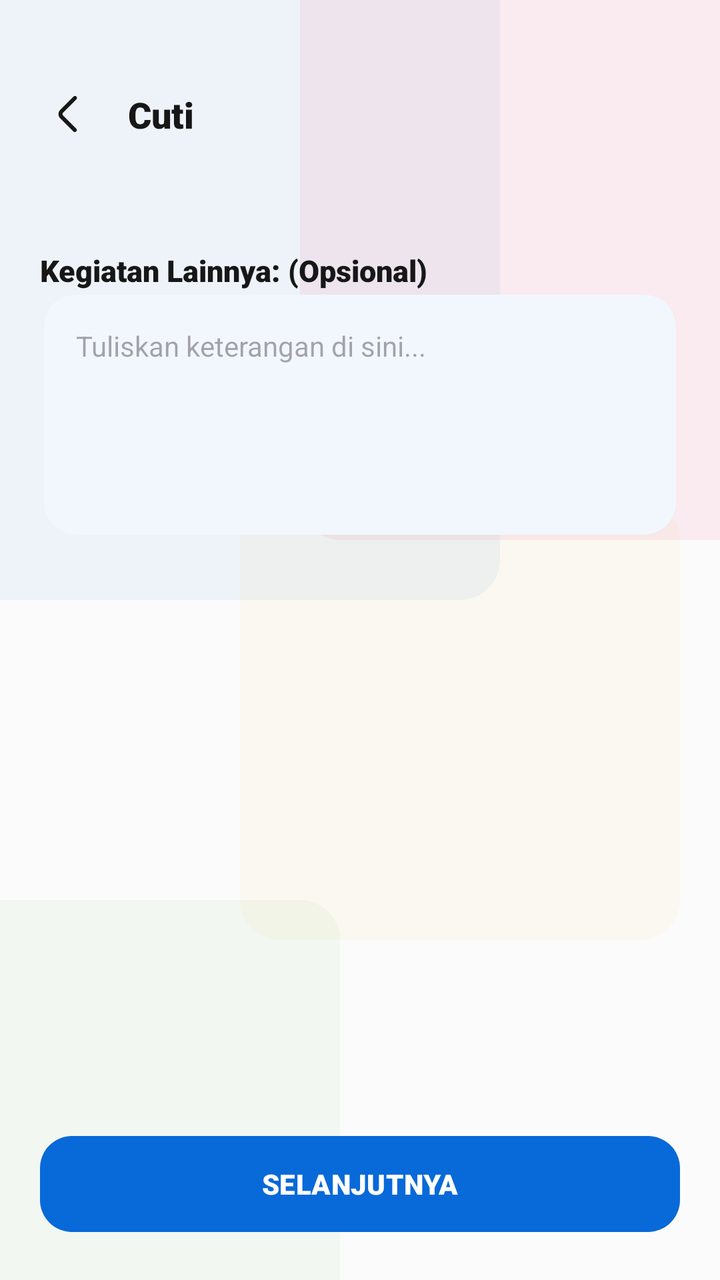
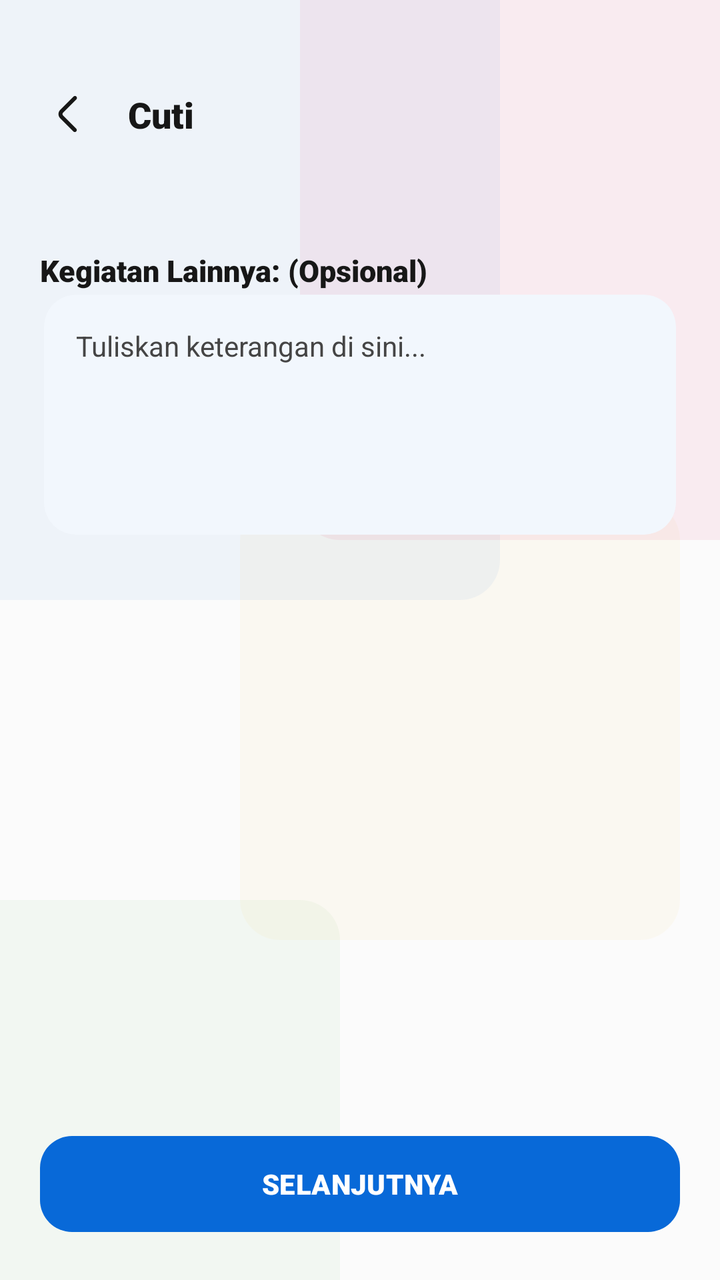

Two renders of the same Android screen: before a commit and after it. Below are the layout's source before the change and the commit's diff.
<!-- AndroidManifest.xml: application theme Theme.AppPemko -->
<!-- res/layout/activity_cuti.xml -->
<?xml version="1.0" encoding="utf-8"?>
<androidx.constraintlayout.widget.ConstraintLayout xmlns:android="http://schemas.android.com/apk/res/android"
    xmlns:app="http://schemas.android.com/apk/res-auto"
    xmlns:tools="http://schemas.android.com/tools"
    android:layout_width="match_parent"
    android:layout_height="match_parent"
    android:background="@color/background_main"
    tools:context=".izin.cuti.CutiActivity">

    <include layout="@layout/layout_background_palette" />



    
    <androidx.constraintlayout.widget.ConstraintLayout
        android:id="@+id/titleHeader"
        android:layout_width="match_parent"
        android:layout_height="64dp"
        android:layout_marginTop="25dp"
        android:paddingHorizontal="12dp"
        app:layout_constraintTop_toTopOf="parent">

        <RelativeLayout
            android:id="@+id/rlBackCuti"
            android:layout_width="44dp"
            android:layout_height="44dp"
            android:background="?attr/selectableItemBackgroundBorderless"
            android:clickable="true"
            android:focusable="true"
            app:layout_constraintBottom_toBottomOf="parent"
            app:layout_constraintStart_toStartOf="parent"
            app:layout_constraintTop_toTopOf="parent">

            <ImageView
                android:id="@+id/ivBack"
                android:layout_width="24dp"
                android:layout_height="24dp"
                android:layout_centerInParent="true"
                android:src="@drawable/one_left"
                app:tint="@color/text_primary"
                android:contentDescription="@string/todo" />
        </RelativeLayout>

        <TextView
            android:layout_width="wrap_content"
            android:layout_height="wrap_content"
            android:layout_marginStart="8dp"
            android:fontFamily="sans-serif-black"
            android:text="@string/cuti"
            android:textColor="@color/text_primary"
            android:textSize="18sp"
            app:layout_constraintBottom_toBottomOf="parent"
            app:layout_constraintStart_toEndOf="@id/rlBackCuti"
            app:layout_constraintTop_toTopOf="parent" />

    </androidx.constraintlayout.widget.ConstraintLayout>

    <androidx.core.widget.NestedScrollView
        android:id="@+id/nsvCuti"
        android:layout_width="match_parent"
        android:layout_height="0dp"
        android:fillViewport="true"
        app:layout_constraintBottom_toTopOf="@+id/btnContainer"
        app:layout_constraintTop_toBottomOf="@id/titleHeader">

        <LinearLayout
            android:layout_width="match_parent"
            android:layout_height="wrap_content"
            android:orientation="vertical"
            android:paddingHorizontal="20dp"
            android:paddingTop="12dp">

            <androidx.recyclerview.widget.RecyclerView
                android:id="@+id/rvKegiatanCuti"
                android:layout_width="match_parent"
                android:layout_height="wrap_content"
                android:nestedScrollingEnabled="false"
                tools:listitem="@layout/list_row_kegiatan" />

            <TextView
                android:id="@+id/tvKeteranganTambahan"
                android:layout_width="match_parent"
                android:layout_height="wrap_content"
                android:layout_marginTop="24dp"
                android:fontFamily="sans-serif-black"
                android:text="@string/kegiatan_lainnya_opsional"
                android:textColor="@color/text_primary"
                android:textSize="15sp" />

            <com.google.android.material.card.MaterialCardView
                android:layout_width="match_parent"
                android:layout_height="wrap_content"
                android:layout_marginTop="12dp"
                android:layout_marginBottom="24dp"
                app:cardBackgroundColor="@color/surface_main"
                app:cardCornerRadius="16dp"
                android:layout_margin="2dp"
                app:cardElevation="1dp"
                app:strokeWidth="0dp">

                <EditText
                    android:id="@+id/etKegiatanCutiLainnya"
                    android:layout_width="match_parent"
                    android:layout_height="120dp"
                    android:background="@android:color/transparent"
                    android:fontFamily="sans-serif"
                    android:gravity="top"
                    android:hint="Tuliskan keterangan di sini..."
                    android:inputType="textMultiLine"
                    android:padding="16dp"
                    android:textSize="14sp" />
            </com.google.android.material.card.MaterialCardView>

        </LinearLayout>
    </androidx.core.widget.NestedScrollView>

    <FrameLayout
        android:id="@+id/btnContainer"
        android:layout_width="match_parent"
        android:layout_height="wrap_content"
        android:padding="20dp"
        app:layout_constraintBottom_toBottomOf="parent">

        <com.google.android.material.button.MaterialButton
            android:id="@+id/tvSelanjutnya"
            style="@style/Widget.Material3.Button"
            android:layout_width="match_parent"
            android:layout_height="56dp"
            android:onClick="nextKegiatanCuti"
            android:text="SELANJUTNYA"
            android:textAllCaps="true"
            android:fontFamily="sans-serif-black"
            app:backgroundTint="@color/primary_brand"
            app:cornerRadius="16dp" />
    </FrameLayout>

</androidx.constraintlayout.widget.ConstraintLayout>
<!-- res/layout/layout_background_palette.xml (included above) -->
<?xml version="1.0" encoding="utf-8"?>
<merge xmlns:android="http://schemas.android.com/apk/res/android"
    xmlns:app="http://schemas.android.com/apk/res-auto">

    
    <View
        android:layout_width="400dp"
        android:layout_height="400dp"
        android:background="@drawable/backgoundovalabuabu"
        android:backgroundTint="@color/primary_brand"
        android:alpha="0.05"
        android:translationX="-150dp"
        android:translationY="-100dp" />

    
    <View
        android:layout_width="320dp"
        android:layout_height="320dp"
        android:background="@drawable/backgoundovalabuabu"
        android:backgroundTint="@color/brand_secondary"
        android:alpha="0.07"
        android:translationX="150dp"
        android:translationY="-50dp" />

    
    <View
        android:layout_width="250dp"
        android:layout_height="250dp"
        android:background="@drawable/backgoundovalabuabu"
        android:backgroundTint="@color/hijau"
        android:alpha="0.05"
        android:translationX="-80dp"
        android:translationY="450dp" />

    
    <View
        android:layout_width="220dp"
        android:layout_height="220dp"
        android:background="@drawable/backgoundovalabuabu"
        android:backgroundTint="@color/kuning"
        android:alpha="0.04"
        android:translationX="120dp"
        android:translationY="250dp" />

</merge>
<!-- res/layout/list_row_kegiatan.xml (included above) -->
<?xml version="1.0" encoding="utf-8"?>

<com.google.android.material.card.MaterialCardView xmlns:android="http://schemas.android.com/apk/res/android"
    xmlns:app="http://schemas.android.com/apk/res-auto"
    xmlns:tools="http://schemas.android.com/tools"
    android:id="@+id/rlKegiatanPd"
    android:layout_width="match_parent"
    android:layout_height="wrap_content"
    android:layout_marginHorizontal="12dp"
    android:layout_marginVertical="6dp"
    android:clickable="true"
    android:focusable="true"
    android:foreground="?attr/selectableItemBackground"
    app:cardBackgroundColor="@color/surface_main"
    app:cardCornerRadius="16dp"
    app:cardElevation="2dp"
    app:strokeColor="@color/surface_variant"
    app:strokeWidth="1dp">

    <LinearLayout
        android:layout_width="match_parent"
        android:layout_height="wrap_content"
        android:gravity="center_vertical"
        android:orientation="horizontal"
        android:padding="16dp">

        
        <com.google.android.material.card.MaterialCardView
            android:layout_width="40dp"
            android:layout_height="40dp"
            app:cardBackgroundColor="#1A008DDA"
            app:cardCornerRadius="10dp"
            app:cardElevation="0dp">

            <ImageView
                android:layout_width="match_parent"
                android:layout_height="match_parent"
                android:padding="10dp"
                android:src="@drawable/ic_artikel"
                app:tint="@color/primary_brand"
                tools:ignore="ContentDescription" />
        </com.google.android.material.card.MaterialCardView>

        
        <LinearLayout
            android:layout_width="0dp"
            android:layout_height="wrap_content"
            android:layout_marginStart="16dp"
            android:layout_weight="1"
            android:orientation="vertical">

            <TextView
                android:id="@+id/tvListKegiatan"
                android:layout_width="match_parent"
                android:layout_height="wrap_content"
                android:fontFamily="sans-serif-black"
                android:text="Nama Kegiatan"
                android:textColor="@color/text_primary"
                android:textSize="15sp"
                tools:ignore="HardcodedText" />

            <TextView
                android:layout_width="wrap_content"
                android:layout_height="wrap_content"
                android:layout_marginTop="2dp"
                android:text="Ketuk untuk memilih"
                android:textColor="@color/text_hint"
                android:textSize="11sp"
                tools:ignore="HardcodedText,SmallSp" />
        </LinearLayout>

        
        <com.google.android.material.card.MaterialCardView
            android:id="@+id/imgChecked"
            android:layout_width="24dp"
            android:layout_height="24dp"
            android:layout_marginStart="8dp"
            android:visibility="gone"
            app:cardBackgroundColor="@color/hijau"
            app:cardCornerRadius="12dp"
            app:cardElevation="0dp"
            app:strokeWidth="0dp"
            tools:visibility="visible">

            <ImageView
                android:layout_width="16dp"
                android:layout_height="16dp"
                android:layout_gravity="center"
                android:src="@drawable/ic_check"
                app:tint="@color/white"
                tools:ignore="ContentDescription" />
        </com.google.android.material.card.MaterialCardView>

    </LinearLayout>
</com.google.android.material.card.MaterialCardView>
<!-- resources referenced by this layout -->
<resources>
  <color name="background_main">#FBFBFB</color>
  <color name="brand_secondary">#E91E63</color>
  <color name="hijau">#4CAF50</color>
  <color name="kuning">#F7B620</color>
  <color name="primary_brand">#0869D8</color>
  <color name="surface_main">#FFFFFF</color>
  <color name="surface_variant">#F4F4F4</color>
  <color name="text_hint">#87888c</color>
  <color name="text_primary">#171717</color>
  <color name="white">#FFFFFF</color>
  <!-- drawable backgoundovalabuabu (drawable) -->
  <?xml version="1.0" encoding="utf-8"?>
  
  <shape xmlns:android="http://schemas.android.com/apk/res/android"
      android:tintMode="multiply"
      android:shape="rectangle"
      >
  
      <solid
          android:color="@color/background_layout"/>
      <corners
          android:radius="20dp"/>
  </shape>
  <!-- drawable ic_artikel (drawable) -->
  <vector android:autoMirrored="true" android:height="24dp"
      android:viewportHeight="24"
      android:viewportWidth="24" android:width="24dp" xmlns:android="http://schemas.android.com/apk/res/android">
      <path android:fillColor="@color/biru" android:pathData="M19,3L5,3c-1.1,0 -2,0.9 -2,2v14c0,1.1 0.9,2 2,2h14c1.1,0 2,-0.9 2,-2L21,5c0,-1.1 -0.9,-2 -2,-2zM14,17L7,17v-2h7v2zM17,13L7,13v-2h10v2zM17,9L7,9L7,7h10v2z"/>
  </vector>
  <!-- drawable ic_check (drawable) -->
  <vector xmlns:android="http://schemas.android.com/apk/res/android" android:height="30dp" android:viewportHeight="512" android:viewportWidth="512" android:width="30dp">
        
      <path android:fillColor="@color/biru" android:fillType="evenOdd" android:pathData="M256,42.67C373.82,42.67 469.33,138.18 469.33,256C469.33,373.82 373.82,469.33 256,469.33C138.18,469.33 42.67,373.82 42.67,256C42.67,138.18 138.18,42.67 256,42.67ZM256,85.33C161.74,85.33 85.33,161.74 85.33,256C85.33,350.26 161.74,426.67 256,426.67C350.26,426.67 426.67,350.26 426.67,256C426.67,161.74 350.26,85.33 256,85.33ZM256,149.33C314.91,149.33 362.67,197.09 362.67,256C362.67,314.91 314.91,362.67 256,362.67C197.09,362.67 149.33,314.91 149.33,256C149.33,197.09 197.09,149.33 256,149.33Z" android:strokeColor="#00000000" android:strokeWidth="1"/>
      
  </vector>
  <!-- drawable one_left (drawable) -->
  <vector xmlns:android="http://schemas.android.com/apk/res/android" android:height="30dp" android:viewportHeight="24" android:viewportWidth="24" android:width="30dp">
        
      <path android:fillColor="@color/biru" android:pathData="M16.18,3.269C15.789,2.878 15.156,2.878 14.765,3.269L8.121,9.913C6.95,11.085 6.949,12.983 8.12,14.155L14.69,20.73C15.081,21.121 15.714,21.121 16.104,20.73C16.495,20.34 16.495,19.707 16.104,19.316L9.532,12.744C9.142,12.354 9.142,11.72 9.532,11.33L16.18,4.683C16.57,4.292 16.57,3.659 16.18,3.269Z"/>
      
  </vector>
  <string name="cuti">Cuti</string>
  <string name="kegiatan_lainnya_opsional">Kegiatan Lainnya: (Opsional)</string>
  <string name="todo">TODO</string>
  <style name="Theme.AppPemko" parent="Base.Theme.AppPemko">
          <item name="android:textColor">@color/text_primary</item>
      </style>
  <color name="background_layout">#FFFFFF</color>
  <color name="biru">#008DDA</color>
  <color name="on_primary_brand">#FFFFFF</color>
  <color name="text_secondary">#454545</color>
  <style name="Animation.App.Activity" parent="@android:style/Animation.Activity">
          <item name="android:activityOpenEnterAnimation">@anim/slide_in_right</item>
          <item name="android:activityOpenExitAnimation">@anim/slide_out_left</item>
          <item name="android:activityCloseEnterAnimation">@anim/slide_in_left</item>
          <item name="android:activityCloseExitAnimation">@anim/slide_out_right</item>
      </style>
  <!-- unchanged entries left out for length: 1 -->
</resources>

<!-- the commit's change to res/layout/activity_cuti.xml (unified diff, before → after) -->
@@ -2,6 +2,7 @@
 <androidx.constraintlayout.widget.ConstraintLayout xmlns:android="http://schemas.android.com/apk/res/android"
     xmlns:app="http://schemas.android.com/apk/res-auto"
     xmlns:tools="http://schemas.android.com/tools"
+    android:id="@+id/cutiRootLayout"
     android:layout_width="match_parent"
     android:layout_height="match_parent"
     android:background="@color/background_main"
@@ -92,9 +93,11 @@
                 android:layout_height="wrap_content"
                 android:layout_marginTop="12dp"
                 android:layout_marginBottom="24dp"
+                android:layout_margin="2dp"
+                android:clickable="false"
+                android:focusable="false"
                 app:cardBackgroundColor="@color/surface_main"
                 app:cardCornerRadius="16dp"
-                android:layout_margin="2dp"
                 app:cardElevation="1dp"
                 app:strokeWidth="0dp">
 
@@ -106,7 +109,13 @@
                     android:fontFamily="sans-serif"
                     android:gravity="top"
                     android:hint="Tuliskan keterangan di sini..."
-                    android:inputType="textMultiLine"
+                    android:inputType="textMultiLine|textCapSentences"
+                    android:focusable="true"
+                    android:focusableInTouchMode="true"
+                    android:clickable="true"
+                    android:importantForAutofill="no"
+                    android:textColor="@color/text_primary"
+                    android:textColorHint="@color/text_secondary"
                     android:padding="16dp"
                     android:textSize="14sp" />
             </com.google.android.material.card.MaterialCardView>
